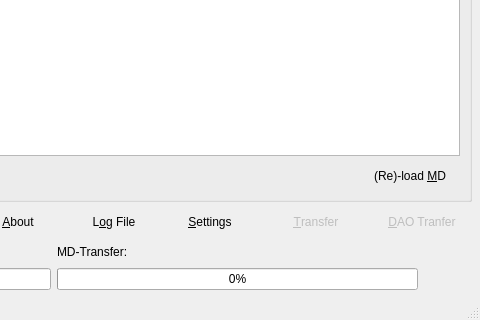
Old version of the form mainwindow.ui in the repository Jo2003/cd2netmd_gui; both pictures show x 685 to 1165 and y 518 to 838 of the 1165 by 838 pixel window.
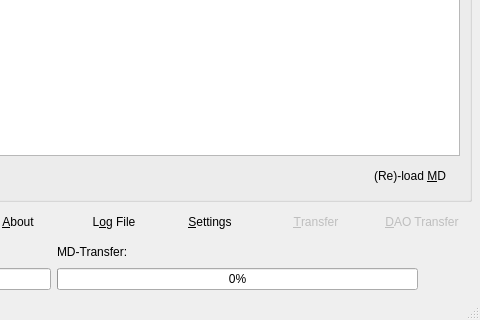
New version of the form. Icons and pictures are not drawn. Custom widgets are drawn as their Qt base class.

Commit message: Fix typo: tranfer -> transfer

The edit to the form file:
```diff
--- a/mainwindow.ui
+++ b/mainwindow.ui
@@ -450,7 +450,7 @@
          <string>Disc-at-once transfer (all tracks). Gapless mode.</string>
         </property>
         <property name="text">
-         <string>&amp;DAO Tranfer</string>
+         <string>&amp;DAO Transfer</string>
         </property>
         <property name="icon">
          <iconset resource="resources.qrc">
```
The commit also changes 2 other files.
